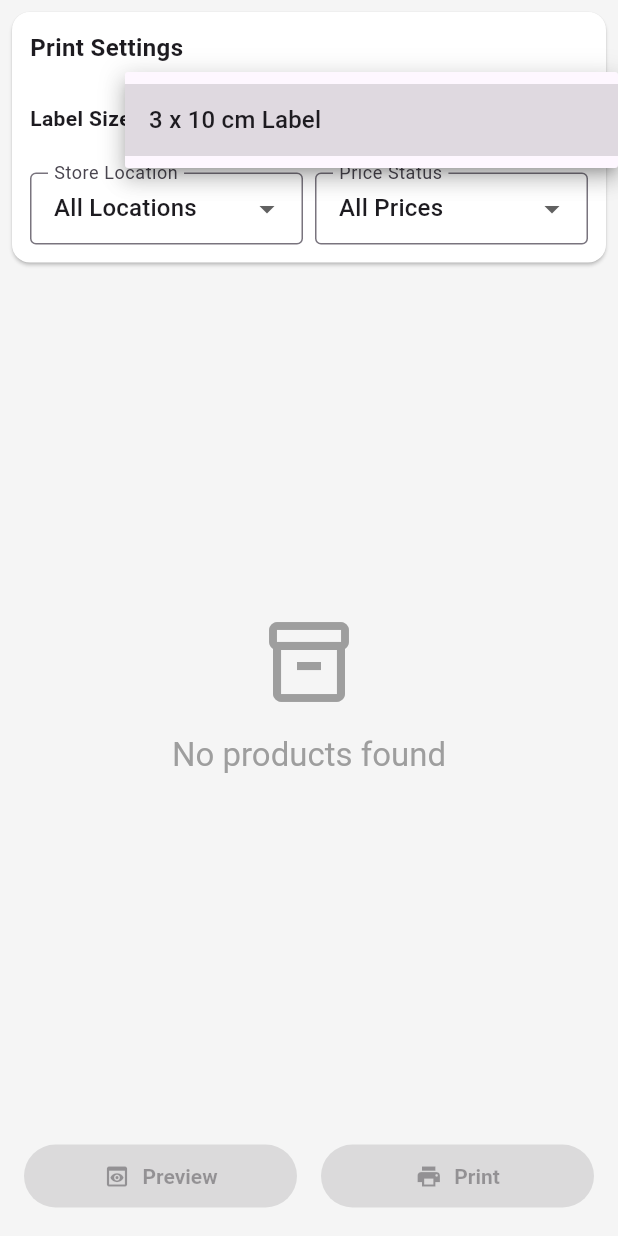
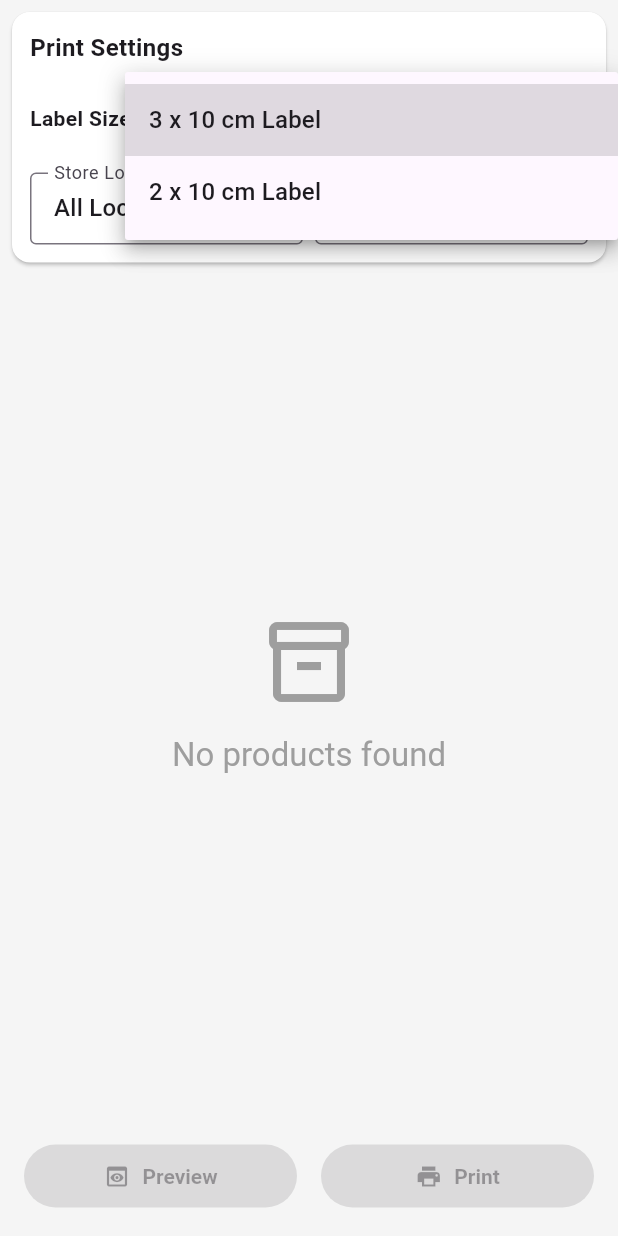
Before and after one commit to devwithmj/Product_Managment_App, a Flutter app: the PrintScreen screen opened directly, after a tap on "3 x 10 cm Label", on a phone screen of 412 x 824 dp. Run offline on Flutter 3.47's test engine with Material 3 defaults, Android fonts, the phone set to English and light mode, and no system bars; our stand-ins replace auto_size_text, barcode_widget, file_picker, pdf, permission_handler, printing and 2 more; missing offline and left inert: flutter_barcode_scanner; accounts and stored records are empty.

Commit message:
Add new label and Font Size

```diff
--- a/lib/models/label_template.dart
+++ b/lib/models/label_template.dart
@@ -14,6 +14,9 @@ class LabelSize {
   final double pageMarginLeftCm;
   final double pageMarginRightCm;
   final double pageMarginBottomCm;
+  final double priceFontSize;
+  final double persianFontSize;
+  final double englishFontSize;
 
   const LabelSize({
     required this.name,
@@ -27,6 +30,9 @@ class LabelSize {
     this.pageMarginLeftCm = 1.0,
     this.pageMarginRightCm = 1.0,
     this.pageMarginBottomCm = 1.0,
+    this.englishFontSize = 14.0,
+    this.persianFontSize = 18.0,
+    this.priceFontSize = 26.0,
   });
 
   // Convert measurements for PDF (72 points per inch)
@@ -82,6 +88,21 @@ class LabelTemplates {
     pageMarginRightCm: 0.8, // Right margin
     pageMarginBottomCm: 1.0, // Bottom margin
   );
-
-  static List<LabelSize> get allSizes => [standard];
+  static const LabelSize fridge = LabelSize(
+    name: "2 x 10 cm Label",
+    widthCm: 10.0, // 10 cm width
+    heightCm: 2, // 2.0 cm height
+    columnsPerPage: 2, // 2 labels per row
+    rowsPerPage: 11, // 7 rows of labels per page
+    horizontalSpacingCm: 0.1, // Small gap between columns
+    verticalSpacingCm: 0.1, // Small gap between rows
+    pageMarginTopCm: 1.0, // Top margin
+    pageMarginLeftCm: 0.5, // Left margin
+    pageMarginRightCm: 0.5, // Right margin
+    pageMarginBottomCm: 1.0, // Bottom margin
+    priceFontSize: 18.0,
+    persianFontSize: 14.0,
+    englishFontSize: 12.0,
+  );
+  static List<LabelSize> get allSizes => [standard, fridge];
 }
```
Also changed, not shown: lib/widgets/label_widget.dart (+13 -10 lines).
